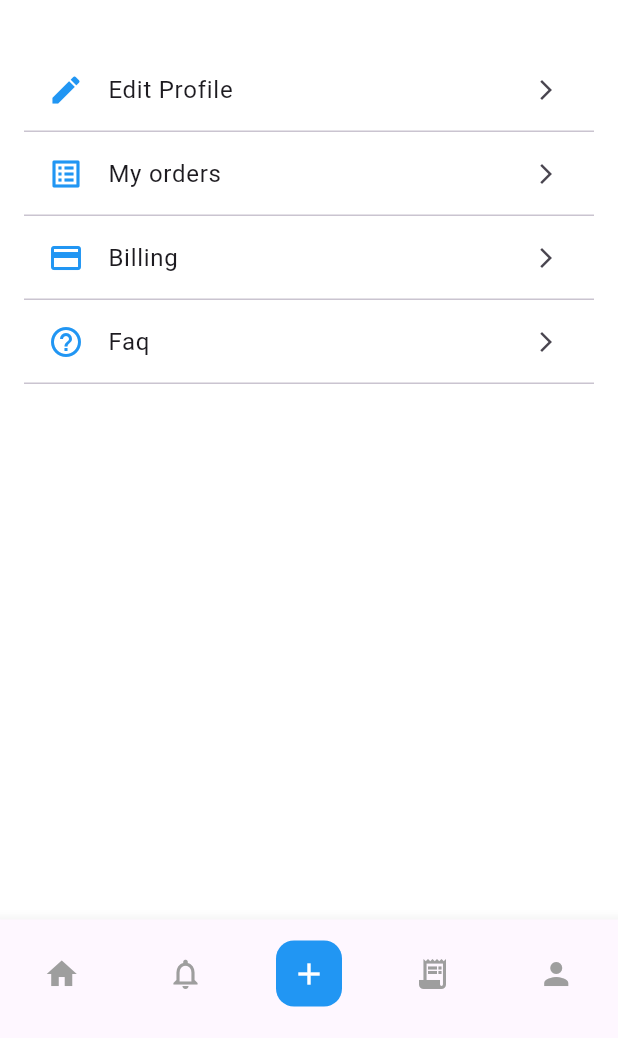
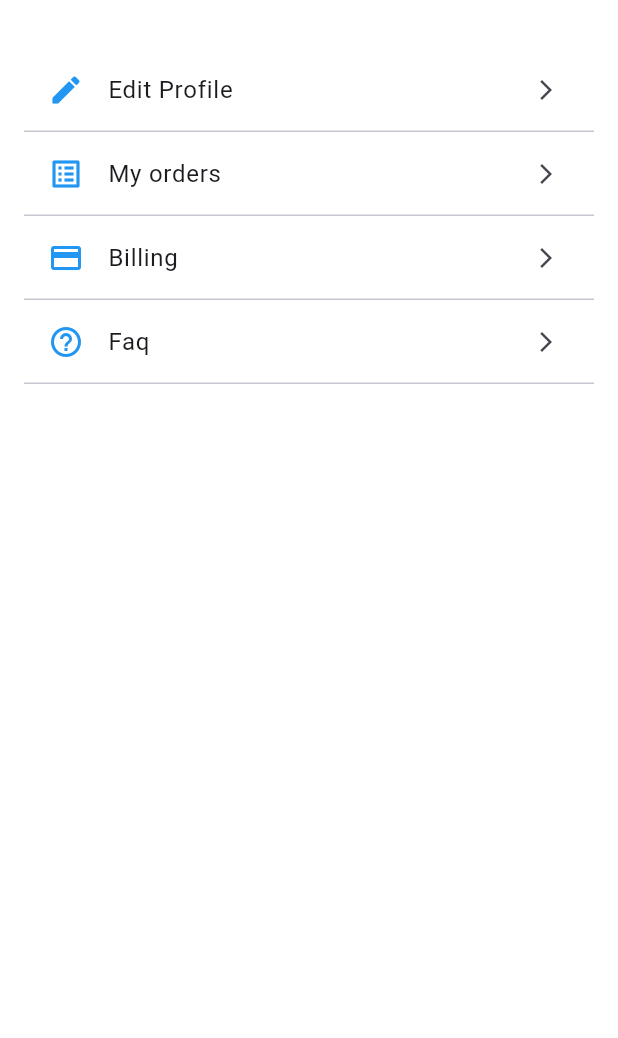
Before and after one commit to omniaalazab/medical, a Flutter app: the ProfileScreen screen opened directly, on a phone screen of 412 x 824 dp, the part 198-1236 px from its top. Run offline on Flutter 3.47's test engine with Material 3 defaults, Android fonts, the phone set to English and light mode, and no system bars; our stand-ins replace animated_bottom_navigation_bar, device_preview, flutter_svg, hexcolor, sizer, smooth_page_indicator; project files that could hold a hidden picture were left out.

Commit message:
remove bottom navigator bar from profile page

```diff
--- a/lib/features/login/presentation/view/profile_screen.dart
+++ b/lib/features/login/presentation/view/profile_screen.dart
@@ -31,7 +31,10 @@ class ProfileScreen extends StatelessWidget {
                   children: const [
                     Text(
                       'Hi, Rahul kanjariya',
-                      style: TextStyle(fontSize: 16, fontWeight: FontWeight.bold),
+                      style: TextStyle(
+                        fontSize: 16,
+                        fontWeight: FontWeight.bold,
+                      ),
                     ),
                     SizedBox(height: 4),
                     Text(
@@ -50,31 +53,6 @@ class ProfileScreen extends StatelessWidget {
           ],
         ),
       ),
-      bottomNavigationBar: BottomNavigationBar(
-        currentIndex: 2,
-        selectedItemColor: Colors.blue,
-        unselectedItemColor: Colors.grey,
-        showSelectedLabels: false,
-        showUnselectedLabels: false,
-        type: BottomNavigationBarType.fixed,
-        items: [
-          const BottomNavigationBarItem(icon: Icon(Icons.home), label: ''),
-          const BottomNavigationBarItem(icon: Icon(Icons.notifications_none), label: ''),
-          BottomNavigationBarItem(
-            icon: Container(
-              padding: const EdgeInsets.all(10),
-              decoration: BoxDecoration(
-                color: Colors.blue,
-                borderRadius: BorderRadius.circular(12),
-              ),
-              child: const Icon(Icons.add, color: Colors.white),
-            ),
-            label: '',
-          ),
-          const BottomNavigationBarItem(icon: Icon(Icons.receipt_long), label: ''),
-          const BottomNavigationBarItem(icon: Icon(Icons.person), label: ''),
-        ],
-      ),
     );
   }
 
```
